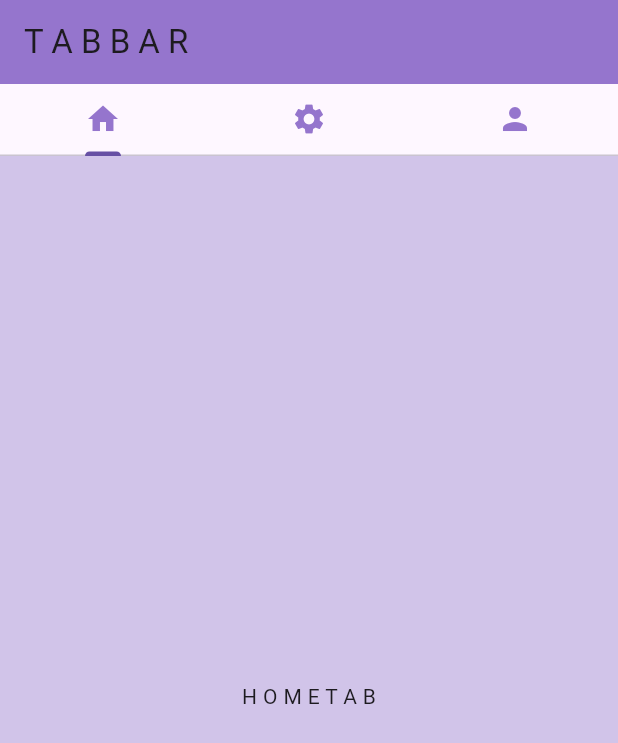
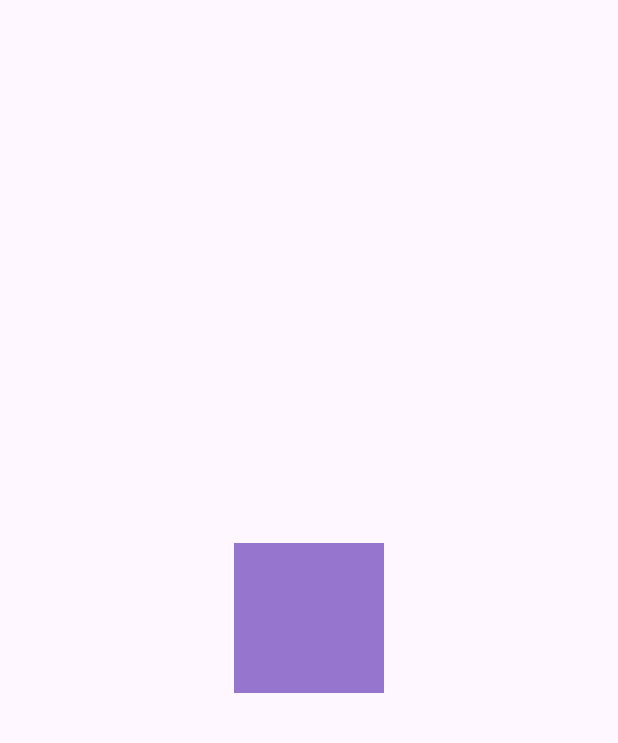
Before and after one commit to IkramulHasanTanvir/LearnFlutter, a Flutter app: the screen it shows after launch, on a phone screen of 412 x 824 dp. Shown: the top 743 px of the screen. Run offline on Flutter 3.47's test engine with Material 3 defaults, Android fonts, the phone set to English and light mode, and no system bars.

Commit message:
AnimatedContainer Widget

```diff
--- a/lib/my_home.dart
+++ b/lib/my_home.dart
@@ -1,51 +1,59 @@
 import 'package:flutter/material.dart';
-import 'package:learn_flutter/tabs/account_tab.dart';
-import 'package:learn_flutter/tabs/home_tab.dart';
-import 'package:learn_flutter/tabs/settings_tab.dart';
 
-class MyHome extends StatelessWidget {
+class MyHome extends StatefulWidget {
   const MyHome({super.key});
 
   @override
+  State<MyHome> createState() => _MyHomeState();
+}
+
+class _MyHomeState extends State<MyHome> {
+  double boxHeight = 100;
+  double boxWidth = 100;
+  var boxColor = Colors.deepPurple[300];
+  // double boxX = -1;
+  // double boxY = -1;
+
+  void _expandBox(){
+    setState(() {
+      boxHeight = 300;
+      boxWidth = 300;
+    });
+  }
+  void _changeColor(){
+    setState(() {
+      boxColor = Colors.pink[300];
+    });
+  }
+
+  // void _moveBox(){
+  //   setState((){
+  //     boxX = 1;
+  //     boxY = 1;
+  //   });
+  // }
+
+  @override
   Widget build(BuildContext context) {
-    return DefaultTabController(
-      length: 3,
+    return GestureDetector(
+      onTap: _expandBox ,
       child: Scaffold(
-        appBar: AppBar(
-          backgroundColor: Colors.deepPurple[300],
-          title:const Text('T A B B A R'),
-        ),
-        body: Column(
-          children: [
-            TabBar(
-              labelColor: Colors.deepPurple[300],
-                unselectedLabelColor: Colors.deepPurple[300],
-                tabs:const  [
-              Tab(
-                icon: Icon(
-                  Icons.home,
-                ),
-              ),
-              Tab(
-                icon: Icon(
-                  Icons.settings,
-                ),
-              ),
-              Tab(
-                icon: Icon(
-                  Icons.person,
-                ),
-              ),
-            ]),
-
-            const Expanded(
-              child: TabBarView(children: [
-                HomeTab(),
-                SettingsTab(),
-                AccountTab(),
-              ]),
+        body: Center(
+          child: AnimatedContainer(
+            //alignment: Alignment(boxX, boxY),
+            height: boxHeight,
+            width: boxWidth,
+            color: boxColor,
+            duration: Duration(seconds: 1),
+            child: Padding(
+              padding: const EdgeInsets.all(16.0),
+              // child: Container(
+              //   color: boxColor,
+              //   height: boxHeight,
+              //   width: boxWidth,
+              // ),
             ),
-          ],
+          ),
         ),
       ),
     );
--- a/lib/tabs/home_tab.dart
+++ /dev/null
@@ -1,13 +0,0 @@
-import 'package:flutter/material.dart';
-
-class HomeTab extends StatelessWidget {
-  const HomeTab({super.key});
-
-  @override
-  Widget build(BuildContext context) {
-    return Container(
-      color: Colors.deepPurple[100],
-      child: Center(child: Text('H O M E T A B')),
-    );
-  }
-}
```
Also changed, not shown: lib/tabs/account_tab.dart (deleted, +0 -13 lines), lib/tabs/settings_tab.dart (deleted, +0 -13 lines).
